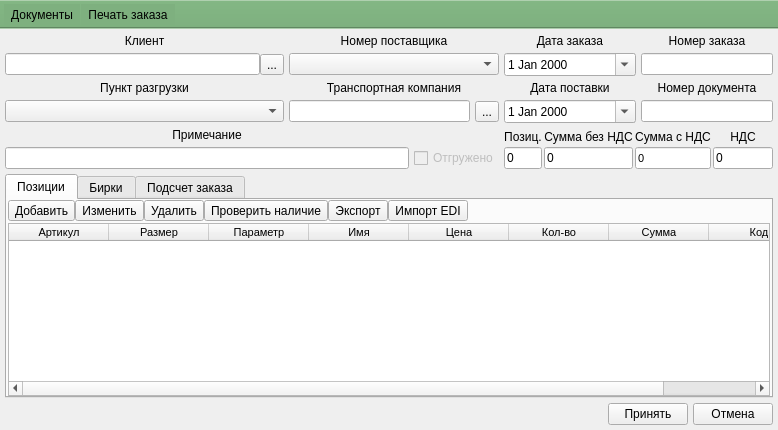
First picture: the form in ui/order.ui, repository Meller008/CRM-Avi, before the edit.
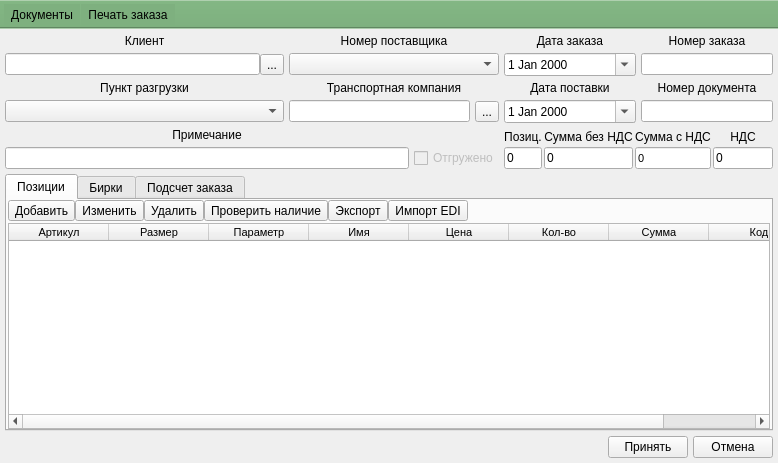
Second picture: the form after the edit.

Patch:
```diff
--- a/ui/order.ui
+++ b/ui/order.ui
@@ -7,7 +7,7 @@
     <x>0</x>
     <y>0</y>
     <width>778</width>
-    <height>430</height>
+    <height>463</height>
    </rect>
   </property>
   <property name="windowTitle">
```
